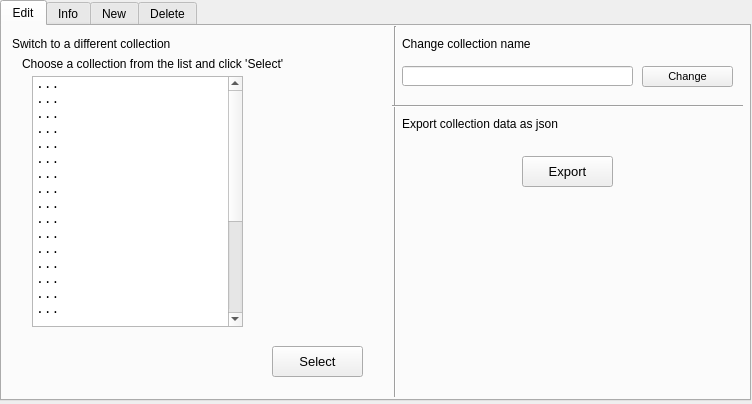
The window that ui/edit_collection_gui.ui (torsten-gattung/pyqt-mongodb-interface) describes before a commit, drawn with Qt 5.
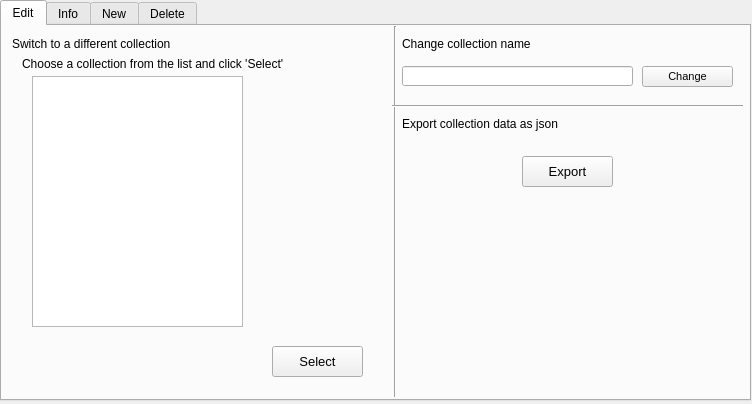
The same window after the commit.

Commit message:
Add ability to choose database and collection
- added missing item to widget_ids
- main window labels update when database or collection are changed
- cleared placeholder items from collection window ui

Diff of the .ui file:
```diff
--- a/ui/edit_collection_gui.ui
+++ b/ui/edit_collection_gui.ui
@@ -128,141 +128,6 @@
       <property name="cursor" stdset="0">
        <cursorShape>PointingHandCursor</cursorShape>
       </property>
-      <item>
-       <property name="text">
-        <string>...</string>
-       </property>
-      </item>
-      <item>
-       <property name="text">
-        <string>...</string>
-       </property>
-      </item>
-      <item>
-       <property name="text">
-        <string>...</string>
-       </property>
-      </item>
-      <item>
-       <property name="text">
-        <string>...</string>
-       </property>
-      </item>
-      <item>
-       <property name="text">
-        <string>...</string>
-       </property>
-      </item>
-      <item>
-       <property name="text">
-        <string>...</string>
-       </property>
-      </item>
-      <item>
-       <property name="text">
-        <string>...</string>
-       </property>
-      </item>
-      <item>
-       <property name="text">
-        <string>...</string>
-       </property>
-      </item>
-      <item>
-       <property name="text">
-        <string>...</string>
-       </property>
-      </item>
-      <item>
-       <property name="text">
-        <string>...</string>
-       </property>
-      </item>
-      <item>
-       <property name="text">
-        <string>...</string>
-       </property>
-      </item>
-      <item>
-       <property name="text">
-        <string>...</string>
-       </property>
-      </item>
-      <item>
-       <property name="text">
-        <string>...</string>
-       </property>
-      </item>
-      <item>
-       <property name="text">
-        <string>...</string>
-       </property>
-      </item>
-      <item>
-       <property name="text">
-        <string>...</string>
-       </property>
-      </item>
-      <item>
-       <property name="text">
-        <string>...</string>
-       </property>
-      </item>
-      <item>
-       <property name="text">
-        <string>...</string>
-       </property>
-      </item>
-      <item>
-       <property name="text">
-        <string>...</string>
-       </property>
-      </item>
-      <item>
-       <property name="text">
-        <string>...</string>
-       </property>
-      </item>
-      <item>
-       <property name="text">
-        <string>...</string>
-       </property>
-      </item>
-      <item>
-       <property name="text">
-        <string>...</string>
-       </property>
-      </item>
-      <item>
-       <property name="text">
-        <string>...</string>
-       </property>
-      </item>
-      <item>
-       <property name="text">
-        <string>...</string>
-       </property>
-      </item>
-      <item>
-       <property name="text">
-        <string>...</string>
-       </property>
-      </item>
-      <item>
-       <property name="text">
-        <string>...</string>
-       </property>
-      </item>
-      <item>
-       <property name="text">
-        <string>...</string>
-       </property>
-      </item>
-      <item>
-       <property name="text">
-        <string>Surprise!</string>
-       </property>
-      </item>
      </widget>
      <widget class="QPushButton" name="selectButton">
       <property name="geometry">
```
The commit also changes 6 other files.
